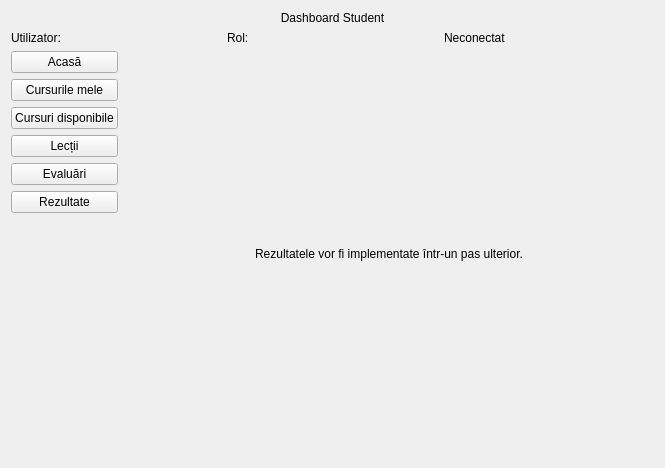
Cozmin-crypto/EduChainProject, file gui/StudentDashboard.ui: the form before one commit.
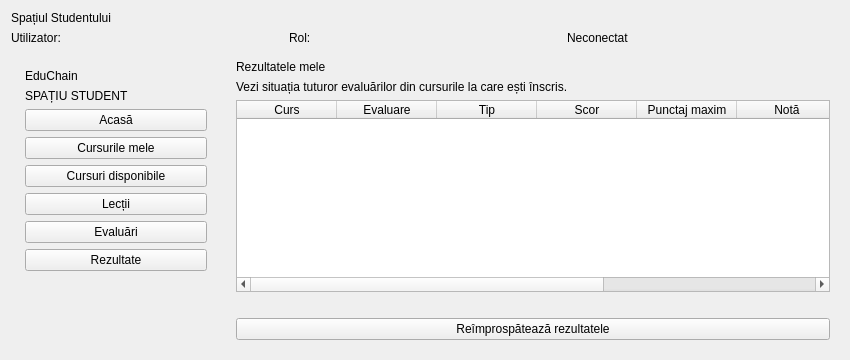
The form after the commit. The open tabs and pages were chosen to show the change.

Commit message: Finalize POO improvements and refresh application UI

The edit to the form file:
```diff
--- a/gui/StudentDashboard.ui
+++ b/gui/StudentDashboard.ui
@@ -3,14 +3,16 @@
  <class>StudentDashboard</class>
  <widget class="QWidget" name="StudentDashboard">
   <layout class="QVBoxLayout" name="mainLayout">
-   <item><widget class="QLabel" name="welcomeLabel"><property name="text"><string>Dashboard Student</string></property><property name="alignment"><set>Qt::AlignmentFlag::AlignCenter</set></property></widget></item>
+   <item><widget class="QLabel" name="welcomeLabel"><property name="text"><string>Spațiul Studentului</string></property><property name="alignment"><set>Qt::AlignmentFlag::AlignLeft|Qt::AlignmentFlag::AlignVCenter</set></property></widget></item>
    <item><layout class="QHBoxLayout" name="detailsLayout">
-    <item><widget class="QLabel" name="userLabel"><property name="text"><string>Utilizator:</string></property></widget></item>
-    <item><widget class="QLabel" name="roleLabel"><property name="text"><string>Rol:</string></property></widget></item>
-    <item><widget class="QLabel" name="connectionLabel"><property name="text"><string>Neconectat</string></property></widget></item>
+    <item><widget class="QLabel" name="userLabel"><property name="visible"><bool>false</bool></property><property name="text"><string>Utilizator:</string></property></widget></item>
+    <item><widget class="QLabel" name="roleLabel"><property name="visible"><bool>false</bool></property><property name="text"><string>Rol:</string></property></widget></item>
+    <item><widget class="QLabel" name="connectionLabel"><property name="visible"><bool>false</bool></property><property name="text"><string>Neconectat</string></property></widget></item>
    </layout></item>
    <item><layout class="QHBoxLayout" name="contentLayout">
-    <item><layout class="QVBoxLayout" name="navigationLayout">
+    <item><widget class="QFrame" name="sidebarFrame"><property name="minimumSize"><size><width>210</width><height>0</height></size></property><property name="maximumSize"><size><width>230</width><height>16777215</height></size></property><layout class="QVBoxLayout" name="navigationLayout"><property name="leftMargin"><number>14</number></property><property name="topMargin"><number>18</number></property><property name="rightMargin"><number>14</number></property><property name="bottomMargin"><number>18</number></property><property name="spacing"><number>6</number></property>
+     <item><widget class="QLabel" name="sidebarBrandLabel"><property name="text"><string>EduChain</string></property></widget></item>
+     <item><widget class="QLabel" name="navCaptionLabel"><property name="text"><string>SPAȚIU STUDENT</string></property></widget></item>
      <item><widget class="QPushButton" name="homeButton"><property name="text"><string>Acasă</string></property></widget></item>
      <item><widget class="QPushButton" name="myCoursesButton"><property name="text"><string>Cursurile mele</string></property></widget></item>
      <item><widget class="QPushButton" name="availableCoursesButton"><property name="text"><string>Cursuri disponibile</string></property></widget></item>
@@ -18,9 +20,9 @@
      <item><widget class="QPushButton" name="evaluationsButton"><property name="text"><string>Evaluări</string></property></widget></item>
      <item><widget class="QPushButton" name="resultsButton"><property name="text"><string>Rezultate</string></property></widget></item>
      <item><spacer name="navSpacer"><property name="orientation"><enum>Qt::Orientation::Vertical</enum></property><property name="sizeHint" stdset="0"><size><width>20</width><height>40</height></size></property></spacer></item>
-    </layout></item>
+    </layout></widget></item>
     <item><widget class="QStackedWidget" name="pagesStack">
-     <widget class="QWidget" name="homePage"><layout class="QVBoxLayout" name="homeLayout"><item><widget class="QLabel" name="homeLabel"><property name="text"><string>Funcționalitățile Studentului vor fi implementate în pasul următor.</string></property><property name="alignment"><set>Qt::AlignmentFlag::AlignCenter</set></property><property name="wordWrap"><bool>true</bool></property></widget></item></layout></widget>
+     <widget class="QWidget" name="homePage"><layout class="QVBoxLayout" name="homeLayout"><item><widget class="QLabel" name="homeLabel"><property name="text"><string>Bine ai venit în spațiul tău EduChain</string></property><property name="alignment"><set>Qt::AlignmentFlag::AlignCenter</set></property><property name="wordWrap"><bool>true</bool></property></widget></item><item><widget class="QLabel" name="homeSummaryLabel"><property name="text"><string>Accesează rapid cursurile, lecțiile, evaluările și rezultatele tale.</string></property><property name="alignment"><set>Qt::AlignmentFlag::AlignCenter</set></property><property name="wordWrap"><bool>true</bool></property></widget></item><item><layout class="QHBoxLayout" name="homeCardsLayout"><item><widget class="QGroupBox" name="coursesCard"><property name="title"><string>Cursuri înscrise</string></property><layout class="QVBoxLayout" name="coursesCardLayout"><item><widget class="QLabel" name="coursesCardLabel"><property name="text"><string>Conținutul educațional ales de tine</string></property><property name="wordWrap"><bool>true</bool></property></widget></item></layout></widget></item><item><widget class="QGroupBox" name="lessonsCard"><property name="title"><string>Lecții disponibile</string></property><layout class="QVBoxLayout" name="lessonsCardLayout"><item><widget class="QLabel" name="lessonsCardLabel"><property name="text"><string>Materiale text și video</string></property><property name="wordWrap"><bool>true</bool></property></widget></item></layout></widget></item><item><widget class="QGroupBox" name="evaluationsCard"><property name="title"><string>Evaluări disponibile</string></property><layout class="QVBoxLayout" name="evaluationsCardLayout"><item><widget class="QLabel" name="evaluationsCardLabel"><property name="text"><string>Chestionare și examene finale</string></property><property name="wordWrap"><bool>true</bool></property></widget></item></layout></widget></item><item><widget class="QGroupBox" name="resultsCard"><property name="title"><string>Evaluări susținute</string></property><layout class="QVBoxLayout" name="resultsCardLayout"><item><widget class="QLabel" name="resultsCardLabel"><property name="text"><string>Scoruri și note într-un singur loc</string></property><property name="wordWrap"><bool>true</bool></property></widget></item></layout></widget></item></layout></item><item><spacer name="homeSpacer"><property name="orientation"><enum>Qt::Orientation::Vertical</enum></property><property name="sizeHint" stdset="0"><size><width>20</width><height>40</height></size></property></spacer></item></layout></widget>
      <widget class="QWidget" name="myCoursesPage"><layout class="QVBoxLayout" name="myCoursesLayout">
       <item><widget class="QLabel" name="myCoursesTitleLabel"><property name="text"><string>Cursurile mele</string></property></widget></item>
       <item><widget class="QListWidget" name="myCoursesList"/></item>
@@ -54,6 +56,7 @@
         <item><widget class="QLabel" name="lessonTitleLabel"><property name="text"><string>Nicio lecție selectată</string></property><property name="wordWrap"><bool>true</bool></property></widget></item>
         <item><widget class="QLabel" name="lessonMetadataLabel"><property name="text"><string/></property><property name="wordWrap"><bool>true</bool></property></widget></item>
         <item><widget class="QTextBrowser" name="lessonContent"><property name="placeholderText"><string>Conținutul lecției va apărea aici.</string></property></widget></item>
+        <item><widget class="QPushButton" name="openVideoButton"><property name="text"><string>Deschide video</string></property><property name="visible"><bool>false</bool></property></widget></item>
        </layout></widget>
       </widget></item>
      </layout></widget>
@@ -86,13 +89,21 @@
         <item><widget class="QLabel" name="evaluationActionStatusLabel"><property name="text"><string/></property><property name="wordWrap"><bool>true</bool></property></widget></item>
         <item><widget class="QLabel" name="evaluationResultLabel"><property name="text"><string/></property><property name="wordWrap"><bool>true</bool></property></widget></item>
         <item><layout class="QHBoxLayout" name="evaluationActionsLayout">
-         <item><widget class="QPushButton" name="startEvaluationButton"><property name="text"><string>Începe evaluarea</string></property></widget></item>
+         <item><widget class="QPushButton" name="startEvaluationButton"><property name="text"><string>Susține evaluarea</string></property></widget></item>
          <item><widget class="QPushButton" name="finalizeEvaluationButton"><property name="text"><string>Trimite și finalizează</string></property></widget></item>
         </layout></item>
        </layout></widget>
       </widget></item>
      </layout></widget>
-     <widget class="QWidget" name="resultsPage"><layout class="QVBoxLayout" name="resultsLayout"><item><widget class="QLabel" name="resultsLabel"><property name="text"><string>Rezultatele vor fi implementate într-un pas ulterior.</string></property><property name="alignment"><set>Qt::AlignmentFlag::AlignCenter</set></property></widget></item></layout></widget>
+     <widget class="QWidget" name="resultsPage"><layout class="QVBoxLayout" name="resultsLayout">
+      <item><widget class="QLabel" name="resultsTitleLabel"><property name="text"><string>Rezultatele mele</string></property></widget></item>
+      <item><widget class="QLabel" name="resultsDescriptionLabel"><property name="text"><string>Vezi situația tuturor evaluărilor din cursurile la care ești înscris.</string></property><property name="wordWrap"><bool>true</bool></property></widget></item>
+      <item><widget class="QTableWidget" name="resultsTable"><property name="editTriggers"><set>QAbstractItemView::EditTrigger::NoEditTriggers</set></property><property name="selectionBehavior"><enum>QAbstractItemView::SelectionBehavior::SelectRows</enum></property><property name="alternatingRowColors"><bool>true</bool></property>
+       <column><property name="text"><string>Curs</string></property></column><column><property name="text"><string>Evaluare</string></property></column><column><property name="text"><string>Tip</string></property></column><column><property name="text"><string>Scor</string></property></column><column><property name="text"><string>Punctaj maxim</string></property></column><column><property name="text"><string>Notă</string></property></column><column><property name="text"><string>Data</string></property></column><column><property name="text"><string>Status</string></property></column>
+      </widget></item>
+      <item><widget class="QLabel" name="resultsStatusLabel"><property name="text"><string/></property><property name="wordWrap"><bool>true</bool></property></widget></item>
+      <item><widget class="QPushButton" name="refreshResultsButton"><property name="text"><string>Reîmprospătează rezultatele</string></property></widget></item>
+     </layout></widget>
     </widget></item>
    </layout></item>
   </layout>
```
The commit also changes 57 other files.
